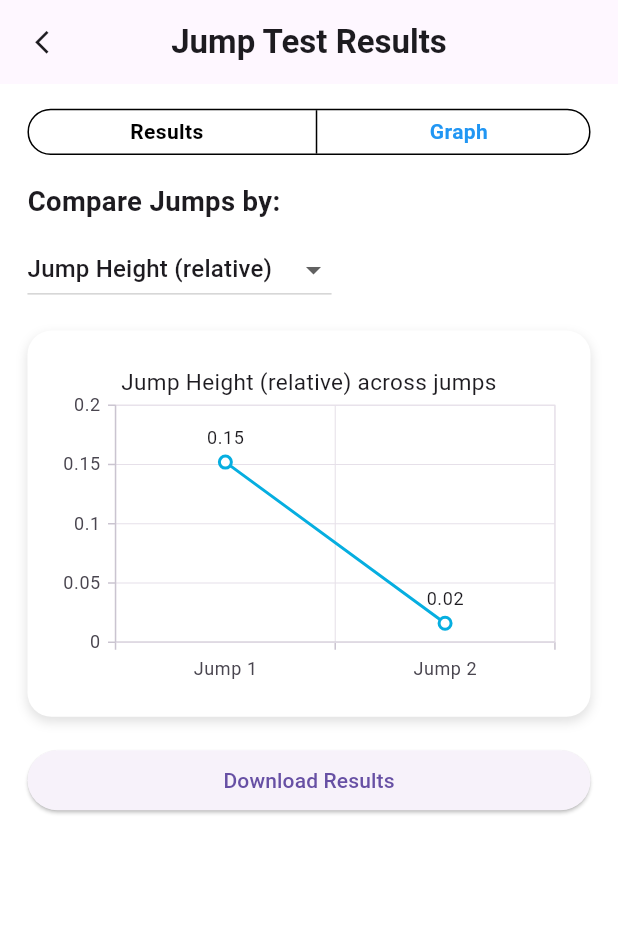
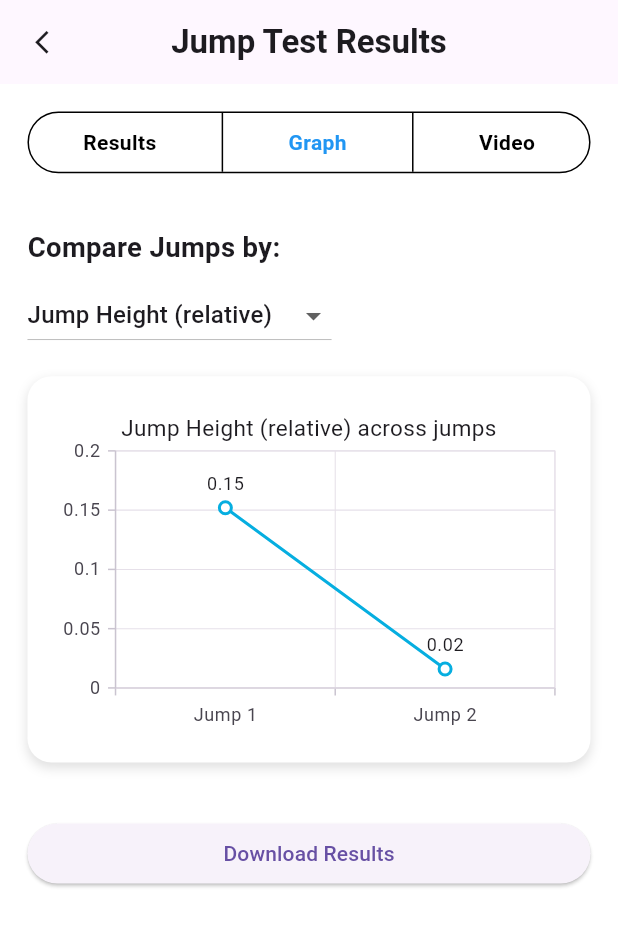
Before and after one commit to NamanGoyalK/sih2025, a Flutter app: the ResultsPage screen opened by its route, after a tap on "Graph", on a phone screen of 412 x 824 dp. Shown: the top 926 px of the screen. Run offline on Flutter 3.47's test engine with Material 3 defaults, Android fonts, the light colour scheme and no system bars; our stand-ins replace flutter_screenutil, go_router, lottie, syncfusion_flutter_charts, video_player.

Commit message:
feat: video player

```diff
--- a/sih_internal_app_1/lib/src/routes/router.dart
+++ b/sih_internal_app_1/lib/src/routes/router.dart
@@ -27,6 +27,6 @@ final router = GoRouter(
       ),
       GoRoute(
         path: '/results',
-        pageBuilder: (context, state) => MaterialPage(child: ResultsPage()),
+        pageBuilder: (context, state) => const MaterialPage(child: ResultsPage()),
       )
     ]);
--- a/sih_internal_app_1/lib/src/ui/results/result_page.dart
+++ b/sih_internal_app_1/lib/src/ui/results/result_page.dart
@@ -1,15 +1,21 @@
 import 'package:flutter/material.dart';
 import 'package:flutter_screenutil/flutter_screenutil.dart';
+import 'package:syncfusion_flutter_charts/charts.dart';
+import 'package:video_player/video_player.dart';
 import 'package:go_router/go_router.dart';
-import 'package:syncfusion_flutter_charts/charts.dart';
 
 class ResultsPage extends StatefulWidget {
+  const ResultsPage({super.key});
+
   @override
   State<ResultsPage> createState() => _ResultsPageState();
 }
 
 class _ResultsPageState extends State<ResultsPage> {
-  int selectedTab = 0; // 0: Results, 1: Graph
+  int selectedTab = 0; // 0: Results, 1: Graph, 2: Video
+  late VideoPlayerController _videoController;
+  bool _videoInitialized = false;
+
   final summary = {
     "total_jumps": 2,
     "best_jump_height": 0.152,
@@ -39,12 +45,29 @@ class _ResultsPageState extends State<ResultsPage> {
   String selectedMetric = "Jump Height (relative)";
 
   @override
+  void initState() {
+    super.initState();
+    _videoController = VideoPlayerController.asset('assets/dummyvid1sih.mp4')
+      ..initialize().then((_) {
+        setState(() {
+          _videoInitialized = true;
+        });
+      });
+  }
+
+  @override
+  void dispose() {
+    _videoController.dispose();
+    super.dispose();
+  }
+
+  @override
   Widget build(BuildContext context) {
     return Scaffold(
       backgroundColor: Colors.white,
       appBar: AppBar(
         shadowColor: Colors.grey,
-        title: Text(
+        title: const Text(
           'Jump Test Results',
           style: TextStyle(
             fontWeight: FontWeight.w600,
@@ -56,74 +79,86 @@ class _ResultsPageState extends State<ResultsPage> {
           icon: Icon(Icons.arrow_back_ios_new, size: 16.sp),
         ),
       ),
-      body: CustomScrollView(
-        physics: BouncingScrollPhysics(),
+      body: SafeArea(
+        child: CustomScrollView(
+          physics: const BouncingScrollPhysics(),
           slivers: [
-          // Header container
+            // ===== Top Tabs =====
             SliverToBoxAdapter(
               child: Padding(
-              padding: EdgeInsets.only(top: 16.h, left: 16.w, right: 16.w),
+                padding: EdgeInsets.all(16.w),
                 child: Container(
-                height: 30.h,
-                width: 180.w,
-                child: Row(
-                  mainAxisAlignment: MainAxisAlignment.spaceEvenly,
-                  children: [
-                    GestureDetector(
-                      child: Text(
-                        "Results",
-                        style: TextStyle(
-                          fontWeight: FontWeight.bold,
-                          color: selectedTab == 0 ? Colors.blue : Colors.black,
-                        ),
-                      ),
-                      onTap: () {
-                        setState(() => selectedTab = 0);
-                      },
-                    ),
-                    VerticalDivider(color: Colors.black),
-                    GestureDetector(
-                      child: Text(
-                        "Graph",
-                        style: TextStyle(
-                          fontWeight: FontWeight.bold,
-                          color: selectedTab == 1 ? Colors.blue : Colors.black,
-                        ),
-                      ),
-                      onTap: () {
-                        setState(() => selectedTab = 1);
-                      },
-                    ),
-                  ],
-                ),
+                  height: 40.h,
                   decoration: BoxDecoration(
                     borderRadius: BorderRadius.circular(30),
                     border: Border.all(color: Colors.black),
                   ),
+                  child: Row(
+                    mainAxisAlignment: MainAxisAlignment.spaceEvenly,
+                    children: [
+                      _buildTabButton("Results", 0),
+                      const VerticalDivider(color: Colors.black),
+                      _buildTabButton("Graph", 1),
+                      const VerticalDivider(color: Colors.black),
+                      _buildTabButton("Video", 2),
+                    ],
                   ),
                 ),
               ),
-          // Show Results or Graph based on selectedTab
-          selectedTab == 0
-              ? SliverToBoxAdapter(
+            ),
+
+            // ===== Tab Content =====
+            if (selectedTab == 0) _buildResultsView(),
+            if (selectedTab == 1) _buildGraphView(),
+            if (selectedTab == 2) _buildVideoView(),
+
+            // ===== Footer =====
+            SliverToBoxAdapter(
               child: Padding(
-                    padding: EdgeInsets.only(top: 16.h, left: 16.w, right: 16.w),
+                padding: EdgeInsets.all(16.w),
+                child: ElevatedButton(
+                  onPressed: () {},
+                  child: const Text('Download Results'),
+                ),
+              ),
+            ),
+          ],
+        ),
+      ),
+    );
+  }
+
+  Widget _buildTabButton(String title, int index) {
+    return GestureDetector(
+      onTap: () => setState(() => selectedTab = index),
+      child: Text(
+        title,
+        style: TextStyle(
+          fontWeight: FontWeight.bold,
+          color: selectedTab == index ? Colors.blue : Colors.black,
+        ),
+      ),
+    );
+  }
+
+  // ===== RESULTS TAB =====
+  Widget _buildResultsView() {
+    return SliverToBoxAdapter(
+      child: Padding(
+        padding: EdgeInsets.symmetric(horizontal: 16.w, vertical: 8.h),
         child: Wrap(
           spacing: 10.sp,
           runSpacing: 10.sp,
           children: summary.entries.map((e) {
             return Container(
-                          height: 140.h,
-                          width: double.maxFinite,
+              width: double.infinity,
               padding: EdgeInsets.all(16.sp),
               decoration: BoxDecoration(
                 color: Colors.white,
                 borderRadius: BorderRadius.circular(16),
-                            boxShadow: [
+                boxShadow: const [
                   BoxShadow(
-                                  color: Colors.black12,
-                                  blurRadius: 6,
-                                  offset: Offset(0, 3))
+                      color: Colors.black12, blurRadius: 6, offset: Offset(0, 3))
                 ],
               ),
               child: Column(
@@ -132,7 +167,7 @@ class _ResultsPageState extends State<ResultsPage> {
                   Text(e.key,
                       style: TextStyle(
                           fontSize: 18.sp, fontWeight: FontWeight.bold)),
-                              SizedBox(height: 4),
+                  const SizedBox(height: 4),
                   Text(e.value.toString(),
                       style: TextStyle(color: Colors.grey[600])),
                 ],
@@ -141,16 +176,19 @@ class _ResultsPageState extends State<ResultsPage> {
           }).toList(),
         ),
       ),
-                )
-              : SliverToBoxAdapter(
+    );
+  }
+
+  // ===== GRAPH TAB =====
+  Widget _buildGraphView() {
+    return SliverToBoxAdapter(
       child: Padding(
         padding: EdgeInsets.all(16.sp),
         child: Column(
           crossAxisAlignment: CrossAxisAlignment.start,
           children: [
             Text('Compare Jumps by:',
-                            style: TextStyle(
-                                fontSize: 16.sp, fontWeight: FontWeight.bold)),
+                style: TextStyle(fontSize: 16.sp, fontWeight: FontWeight.bold)),
             SizedBox(height: 8.h),
             DropdownButton<String>(
               value: selectedMetric,
@@ -159,9 +197,7 @@ class _ResultsPageState extends State<ResultsPage> {
                 "Jump Distance (relative)",
                 "Knee Angle at crouch",
                 "Flight Time (s)"
-                          ]
-                              .map((e) => DropdownMenuItem(value: e, child: Text(e)))
-                              .toList(),
+              ].map((e) => DropdownMenuItem(value: e, child: Text(e))).toList(),
               onChanged: (val) {
                 setState(() => selectedMetric = val!);
               },
@@ -172,25 +208,22 @@ class _ResultsPageState extends State<ResultsPage> {
               decoration: BoxDecoration(
                 color: Colors.white,
                 borderRadius: BorderRadius.circular(16),
-                            boxShadow: [
+                boxShadow: const [
                   BoxShadow(
-                                  color: Colors.black12,
-                                  blurRadius: 6,
-                                  offset: Offset(0, 3))
+                      color: Colors.black12, blurRadius: 6, offset: Offset(0, 3))
                 ],
               ),
               padding: EdgeInsets.all(12.sp),
               child: SfCartesianChart(
-                            primaryXAxis: CategoryAxis(),
+                primaryXAxis: const CategoryAxis(),
                 title: ChartTitle(text: '$selectedMetric across jumps'),
                 series: <LineSeries<Map<String, dynamic>, String>>[
                   LineSeries<Map<String, dynamic>, String>(
                     dataSource: jumps,
                     xValueMapper: (data, index) => 'Jump ${index + 1}',
-                                yValueMapper: (data, _) =>
-                                    data[selectedMetric] as num,
-                                markerSettings: MarkerSettings(isVisible: true),
-                                dataLabelSettings: DataLabelSettings(isVisible: true),
+                    yValueMapper: (data, _) => data[selectedMetric] as num,
+                    markerSettings: const MarkerSettings(isVisible: true),
+                    dataLabelSettings: const DataLabelSettings(isVisible: true),
                   ),
                 ],
               ),
@@ -198,20 +231,59 @@ class _ResultsPageState extends State<ResultsPage> {
           ],
         ),
       ),
+    );
+  }
+
+  // ===== VIDEO TAB =====
+  Widget _buildVideoView() {
+    return SliverToBoxAdapter(
+      child: Padding(
+        padding: EdgeInsets.all(16.sp),
+        child: Container(
+          height: 250.h,
+          decoration: BoxDecoration(
+            color: Colors.black,
+            borderRadius: BorderRadius.circular(16),
+            boxShadow: const [
+              BoxShadow(
+                  color: Colors.black12, blurRadius: 6, offset: Offset(0, 3))
+            ],
           ),
-          // Optional footer
-          SliverToBoxAdapter(
-            child: Padding(
-              padding: EdgeInsets.only(
-                  top: 0, bottom: 16.h, left: 16.w, right: 16.w),
-              child: ElevatedButton(
-                onPressed: () {},
-                child: Text('Download Results'),
+          child: _videoInitialized
+              ? AspectRatio(
+                  aspectRatio: _videoController.value.aspectRatio,
+                  child: Stack(
+                    alignment: Alignment.bottomCenter,
+                    children: [
+                      VideoPlayer(_videoController),
+                      VideoProgressIndicator(_videoController,
+                          allowScrubbing: true),
+                      Align(
+                        alignment: Alignment.bottomRight,
+                        child: IconButton(
+                          icon: Icon(
+                            _videoController.value.isPlaying
+                                ? Icons.pause
+                                : Icons.play_arrow,
+                            color: Colors.white,
                           ),
+                          onPressed: () {
+                            setState(() {
+                              if (_videoController.value.isPlaying) {
+                                _videoController.pause();
+                              } else {
+                                _videoController.play();
+                              }
+                            });
+                          },
                         ),
                       ),
                     ],
                   ),
+                )
+              : const Center(child: CircularProgressIndicator()),
+        ),
+      ),
     );
   }
 }
--- a/sih_internal_app_1/pubspec.yaml
+++ b/sih_internal_app_1/pubspec.yaml
@@ -16,6 +16,7 @@ dependencies:
   google_fonts: ^6.3.1
   lottie: ^3.3.2
   syncfusion_flutter_charts: ^31.1.19
+  video_player: ^2.10.0
 
 dev_dependencies:
   flutter_test:
@@ -26,3 +27,4 @@ flutter:
   uses-material-design: true
   assets:
     - assets/Sign In.json
+    - assets/dummyvid1sih.mp4
```
Also changed, not shown: sih_internal_app_1/pubspec.lock, 2 other files. Lines whose indentation alone changed are shown as unchanged.
